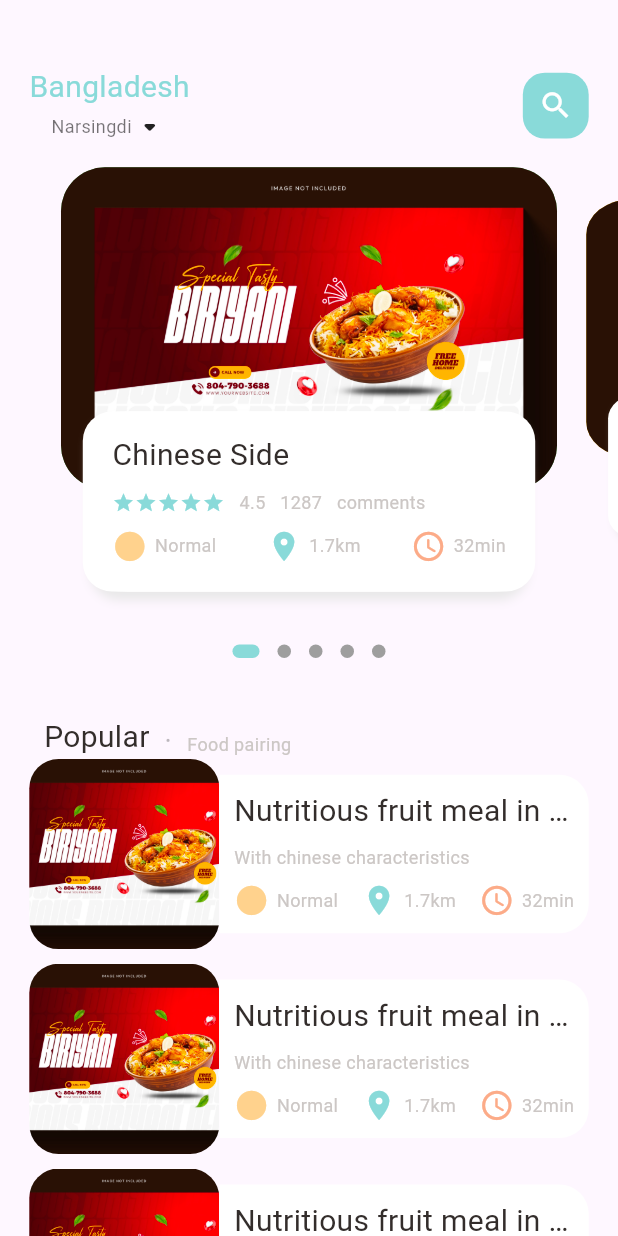
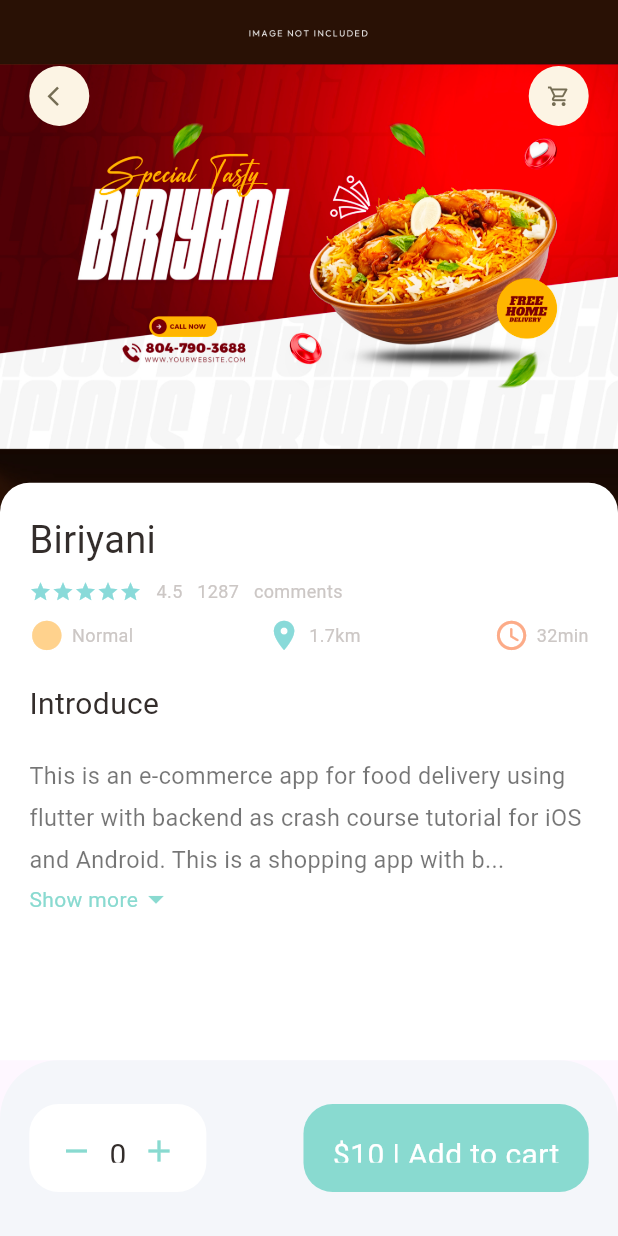
Before and after one commit to Check-HazratALi/food_app, a Flutter app: the screen it shows after launch, on a phone screen of 412 x 824 dp. Run offline on Flutter 3.47's test engine with Material 3 defaults, Android fonts, the phone set to English and light mode, and no system bars; drawn by our look-alikes of dots_indicator; our stand-ins replace get.

Commit message:
populer_food_details

```diff
--- a/lib/main.dart
+++ b/lib/main.dart
@@ -1,5 +1,6 @@
 import 'package:flutter/material.dart';
-import 'package:food_app/home/main_food_page.dart';
+import 'package:food_app/screens/food/populer_food_details.dart';
+import 'package:food_app/screens/home/main_food_page.dart';
 import 'package:get/get.dart';
 
 void main() {
@@ -13,7 +14,7 @@ class MyApp extends StatelessWidget {
   Widget build(BuildContext context) {
     return GetMaterialApp(
       debugShowCheckedModeBanner: false,
-      home: MainFoodPage(),
+      home: PopulerFoodDetails(),
     );
   }
 }
--- /dev/null
+++ b/lib/screens/food/populer_food_details.dart
@@ -0,0 +1,141 @@
+import 'package:flutter/material.dart';
+import 'package:food_app/utils/dimension.dart';
+import 'package:food_app/widgets/app_column.dart';
+import 'package:food_app/widgets/app_icon.dart';
+import 'package:food_app/widgets/big_text.dart';
+import 'package:food_app/widgets/expanded_text_widget.dart';
+
+class PopulerFoodDetails extends StatelessWidget {
+  const PopulerFoodDetails({super.key});
+
+  @override
+  Widget build(BuildContext context) {
+    return Scaffold(
+      body: Stack(
+        children: [
+          // Image Section
+          Positioned(
+            left: 0,
+            right: 0,
+            child: Container(
+              width: double.maxFinite,
+              height: Dimension.popularFoodImgSize,
+              decoration: BoxDecoration(
+                image: DecorationImage(
+                  fit: BoxFit.cover,
+                  image: AssetImage("assets/image/food1.jpg"),
+                ),
+              ),
+            ),
+          ),
+
+          // Icon Section
+          Positioned(
+            top: Dimension.height45,
+            right: Dimension.width20,
+            left: Dimension.width20,
+            child: Row(
+              children: [
+                AppIcon(icon: Icons.arrow_back_ios),
+                Spacer(),
+                AppIcon(icon: Icons.shopping_cart_outlined),
+              ],
+            ),
+          ),
+
+          // Introduction Section
+          Positioned(
+            left: 0,
+            right: 0,
+            bottom: 0,
+            top: Dimension.popularFoodImgSize - 20,
+            child: Container(
+              padding: EdgeInsets.only(
+                left: Dimension.width20,
+                right: Dimension.width20,
+                top: Dimension.height20,
+              ),
+              decoration: BoxDecoration(
+                color: Colors.white,
+                borderRadius: BorderRadius.only(
+                  topRight: Radius.circular(Dimension.radius20),
+                  topLeft: Radius.circular(Dimension.radius20),
+                ),
+              ),
+              child: Column(
+                crossAxisAlignment: CrossAxisAlignment.start,
+                children: [
+                  AppColumn(text: 'Biriyani',),
+                  SizedBox(height: Dimension.height20),
+                  BigText(text: 'Introduce'),
+                  SizedBox(height: Dimension.height20),
+                  ExpandedTextWidget(text: 'This is an e-commerce app for food delivery using flutter with backend as crash course tutorial for iOS and Android. This is a shopping app with backend of Laravel and Laravel admin panel using restful api complete CRUD operations. We also used firebase for notification. This tutorial covers complete shopping cart, placing orders, signup or registration, sign-in or login, payment.',),
+                ],
+              ),
+            ),
+          ),
+
+        ],
+      ),
+      // Bottom Navigation Bar
+      bottomNavigationBar: Container(
+        height: Dimension.bottomHeightBar,
+        padding: EdgeInsets.only(
+          top: Dimension.height30,
+          bottom: Dimension.height30,
+          left: Dimension.width20,
+          right: Dimension.width20,
+        ),
+        decoration: BoxDecoration(
+          color: Color(0xFFf4f6fa),
+          borderRadius: BorderRadius.only(
+            topLeft: Radius.circular(Dimension.radius20 * 2),
+            topRight: Radius.circular(Dimension.radius20 * 2),
+          ),
+        ),
+        child: Row(
+          mainAxisAlignment: MainAxisAlignment.spaceBetween,
+          children: [
+            Container(
+              padding: EdgeInsets.only(
+                top: Dimension.height20,
+                bottom: Dimension.height20,
+                left: Dimension.width20,
+                right: Dimension.width20,
+              ),
+              decoration: BoxDecoration(
+                color: Colors.white,
+                borderRadius: BorderRadius.circular(Dimension.radius20),
+              ),
+              child: Row(
+                children: [
+                  Icon(Icons.remove, color: Color(0xFF89dad0)),
+                  SizedBox(width: Dimension.width10),
+                  BigText(text: '0'),
+                  SizedBox(width: Dimension.width10),
+                  Icon(Icons.add, color: Color(0xFF89dad0)),
+                ],
+              ),
+            ),
+            Container(
+              padding: EdgeInsets.only(
+                top: Dimension.height20,
+                bottom: Dimension.height20,
+                left: Dimension.width20,
+                right: Dimension.width20,
+              ),
+              decoration: BoxDecoration(
+                color: Color(0xFF89dad0),
+                borderRadius: BorderRadius.circular(Dimension.radius20),
+              ),
+              child: BigText(
+                text: '\$10 | Add to cart',
+                color: Colors.white,
+              ),
+            ),
+          ],
+        ),
+      ),
+    );
+  }
+}
--- a/lib/home/food_page_body.dart
+++ b/lib/screens/home/food_page_body.dart
@@ -2,6 +2,7 @@ import 'package:dots_indicator/dots_indicator.dart';
 import 'package:flutter/material.dart';
 import 'package:food_app/utils/colors.dart';
 import 'package:food_app/utils/dimension.dart';
+import 'package:food_app/widgets/app_column.dart';
 import 'package:food_app/widgets/big_text.dart';
 import 'package:food_app/widgets/icon_and_text_widget.dart';
 import 'package:food_app/widgets/small_text.dart';
@@ -136,36 +137,7 @@ class _FoodPageBodyState extends State<FoodPageBody> {
                           left: Dimension.width10,
                           right: Dimension.width10,
                         ),
-                        child: Column(
-                          crossAxisAlignment: CrossAxisAlignment.start,
-                          mainAxisAlignment: MainAxisAlignment.center,
-                          children: [
-                            BigText(text: "Nutritious fruit meal in China"),
-                            SizedBox(height: Dimension.height10),
-                            SmallText(text: "With chinese characteristics"),
-                            SizedBox(height: Dimension.height10),
-                            Row(
-                              mainAxisAlignment: MainAxisAlignment.spaceBetween,
-                              children: [
-                                IconAndTextWidget(
-                                  icon: Icons.circle_sharp,
-                                  iconColor: AppColors.iconColor1,
-                                  text: "Normal",
-                                ),
-                                IconAndTextWidget(
-                                  icon: Icons.location_on,
-                                  iconColor: AppColors.mainColor,
-                                  text: "1.7km",
-                                ),
-                                IconAndTextWidget(
-                                  icon: Icons.access_time_rounded,
-                                  iconColor: AppColors.iconColor2,
-                                  text: "32min",
-                                ),
-                              ],
-                            ),
-                          ],
-                        ),
+                        child: AppColumn(text: 'Biriyani',),
                       ),
                     ),
                   ),
--- a/lib/home/main_food_page.dart
+++ b/lib/screens/home/main_food_page.dart
@@ -1,5 +1,5 @@
 import 'package:flutter/material.dart';
-import 'package:food_app/home/food_page_body.dart';
+import 'package:food_app/screens/home/food_page_body.dart';
 import 'package:food_app/utils/colors.dart';
 import 'package:food_app/utils/dimension.dart';
 import 'package:food_app/widgets/big_text.dart';
--- a/lib/utils/dimension.dart
+++ b/lib/utils/dimension.dart
@@ -21,7 +21,9 @@ class Dimension {
   static double width30 = screenHeight / 28.13;
   static double width45 = screenHeight / 18.76;
 
+  static double font16 = screenHeight / 52.75;
   static double font20 = screenHeight / 42.2;
+  static double font26 = screenHeight / 32.46;
 
   static double radius15 = screenHeight / 56.27;
   static double radius20 = screenHeight / 42.2;
@@ -33,4 +35,9 @@ class Dimension {
   static double listViewImgSize = screenWidth / 3.25;
   static double listViewTextContSize = screenWidth / 3.9;
 
+  static double popularFoodImgSize = screenHeight / 2.41;
+
+  static double bottomHeightBar = screenHeight / 7.03;
+
+
 }
--- /dev/null
+++ b/lib/widgets/app_column.dart
@@ -0,0 +1,61 @@
+import 'package:flutter/material.dart';
+import 'package:flutter/widgets.dart';
+import 'package:food_app/utils/colors.dart';
+import 'package:food_app/utils/dimension.dart';
+import 'package:food_app/widgets/big_text.dart';
+import 'package:food_app/widgets/icon_and_text_widget.dart';
+import 'package:food_app/widgets/small_text.dart';
+
+class AppColumn extends StatelessWidget {
+  const AppColumn({super.key, required this.text});
+  final String text;
+
+  @override
+  Widget build(BuildContext context) {
+    return Column(
+      crossAxisAlignment: CrossAxisAlignment.start,
+      children: [
+        BigText(text: text, size: Dimension.font26),
+        SizedBox(height: Dimension.height10),
+        Row(
+          children: [
+            Wrap(
+              children: List.generate(
+                5,
+                (index) =>
+                    Icon(Icons.star, color: AppColors.mainColor, size: 15),
+              ),
+            ),
+            SizedBox(width: Dimension.width10),
+            SmallText(text: "4.5"),
+            SizedBox(width: Dimension.width10),
+            SmallText(text: "1287"),
+            SizedBox(width: Dimension.width10),
+            SmallText(text: "comments"),
+          ],
+        ),
+        SizedBox(height: Dimension.height10),
+        Row(
+          mainAxisAlignment: MainAxisAlignment.spaceBetween,
+          children: [
+            IconAndTextWidget(
+              icon: Icons.circle_sharp,
+              iconColor: AppColors.iconColor1,
+              text: "Normal",
+            ),
+            IconAndTextWidget(
+              icon: Icons.location_on,
+              iconColor: AppColors.mainColor,
+              text: "1.7km",
+            ),
+            IconAndTextWidget(
+              icon: Icons.access_time_rounded,
+              iconColor: AppColors.iconColor2,
+              text: "32min",
+            ),
+          ],
+        ),
+      ],
+    );
+  }
+}
--- /dev/null
+++ b/lib/widgets/app_icon.dart
@@ -0,0 +1,34 @@
+import 'package:flutter/widgets.dart';
+import 'package:food_app/utils/dimension.dart';
+
+class AppIcon extends StatelessWidget {
+  const AppIcon({
+    super.key,
+    required this.icon,
+    this.size = 40,
+    this.backgroundColor = const Color(0xFFfcf4e4),
+    this.iconColor = const Color(0xFF756d54),
+  });
+
+  final IconData icon;
+  final double size;
+  final Color backgroundColor;
+  final Color iconColor;
+
+  @override
+  Widget build(BuildContext context) {
+    return Container(
+      width: size,
+      height: size,
+      decoration: BoxDecoration(
+        borderRadius: BorderRadius.circular(size / 2),
+        color: backgroundColor,
+      ),
+      child: Icon(
+        icon,
+        color: iconColor,
+        size: Dimension.iconSize16,
+      ),
+    );
+  }
+}
--- /dev/null
+++ b/lib/widgets/expanded_text_widget.dart
@@ -0,0 +1,79 @@
+import 'package:flutter/material.dart';
+import 'package:flutter/widgets.dart';
+import 'package:food_app/utils/dimension.dart';
+
+class ExpandedTextWidget extends StatefulWidget {
+  const ExpandedTextWidget({super.key, required this.text});
+  final String text;
+
+  @override
+  State<ExpandedTextWidget> createState() => _ExpandedTextWidgetState();
+}
+
+class _ExpandedTextWidgetState extends State<ExpandedTextWidget> {
+  late String firstHalf;
+  late String secondHalf;
+
+  bool hiddenText = true;
+  double textHeight = Dimension.screenHeight / 5.63;
+
+  @override
+  void initState() {
+    super.initState();
+    if (widget.text.length > textHeight) {
+      firstHalf = widget.text.substring(0, textHeight.toInt());
+      secondHalf = widget.text.substring(
+        textHeight.toInt() + 1,
+        widget.text.length,
+      );
+    } else {
+      firstHalf = widget.text;
+      secondHalf = "";
+    }
+  }
+
+  @override
+  Widget build(BuildContext context) {
+    return Container(
+      child: secondHalf.isEmpty
+          ? Text(firstHalf)
+          : Expanded(
+            child: SingleChildScrollView(
+              child: Column(
+                  children: [
+                    Text(
+                      hiddenText ? (firstHalf + "...") : (firstHalf + secondHalf),
+                      style: TextStyle(
+                        height: 1.8,
+                        fontSize: Dimension.font16,
+                        color: Colors.black54,
+                      ),
+                    ),
+                    InkWell(
+                      onTap: () {
+                        setState(() {
+                          hiddenText = !hiddenText;
+                        });
+                      },
+                      child: Row(
+                        children: [
+                          Text(
+                            hiddenText ? "Show more" : "Show less",
+                            style: const TextStyle(color: Color(0xFF89dad0)),
+                          ),
+                          Icon(
+                            hiddenText
+                                ? Icons.arrow_drop_down
+                                : Icons.arrow_drop_up,
+                            color: const Color(0xFF89dad0),
+                          ),
+                        ],
+                      ),
+                    ),
+                  ],
+                ),
+            ),
+          ),
+    );
+  }
+}
```
